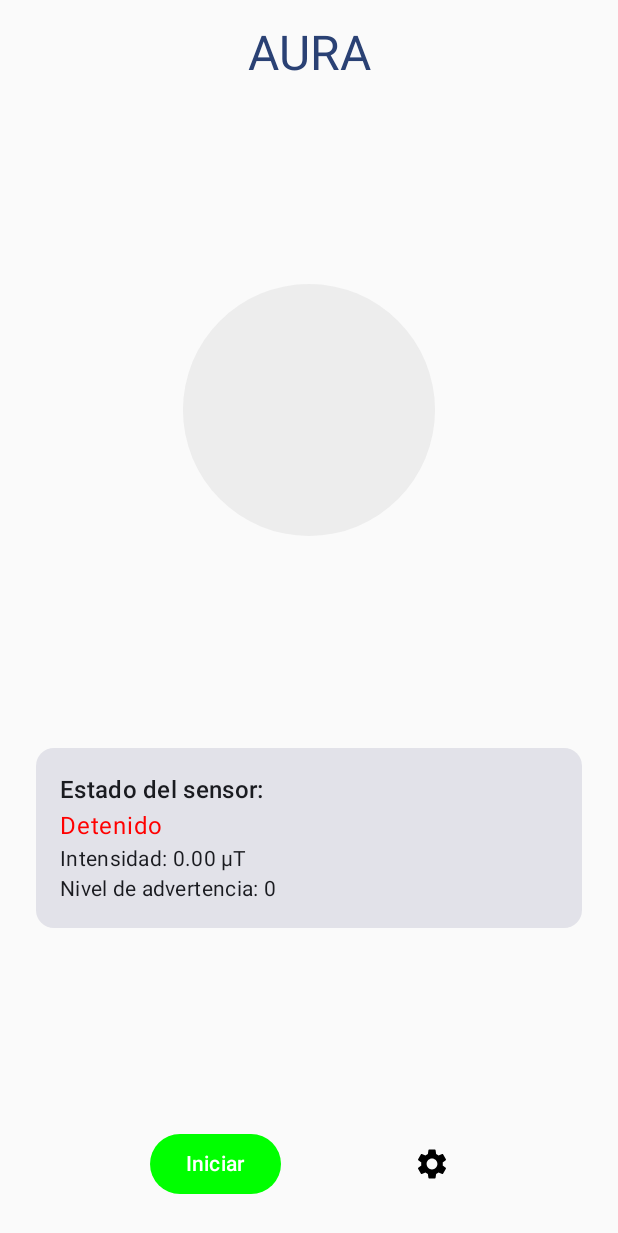
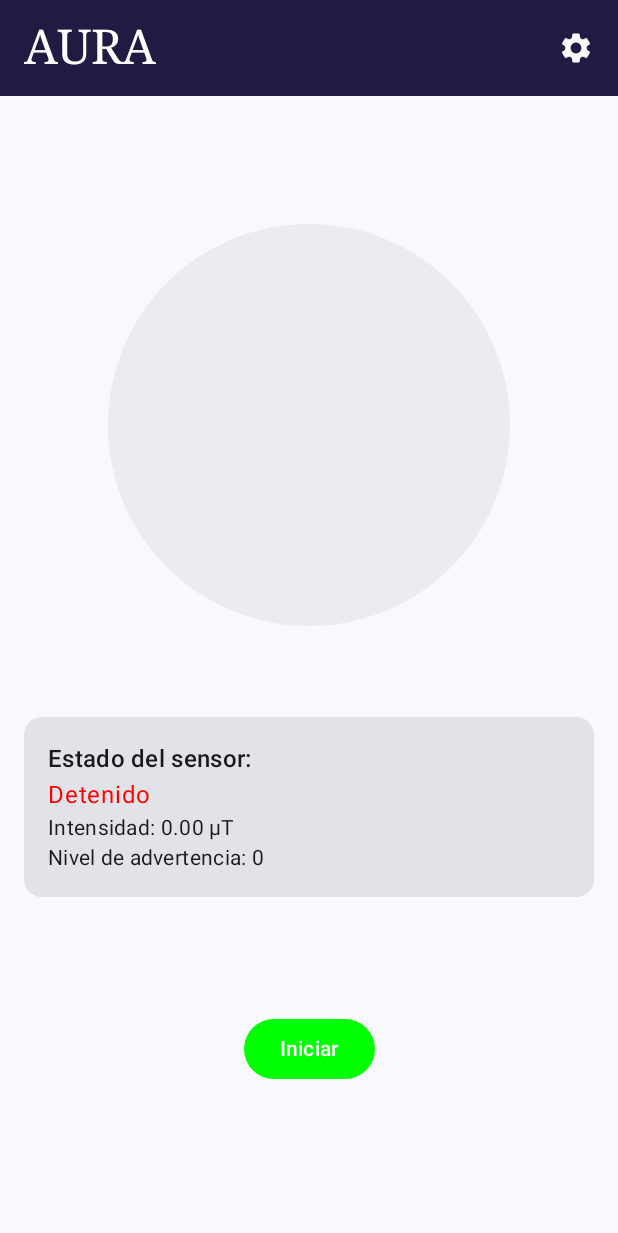
Before and after one commit to cam-mor/expoFisica-AURA, an Android app built with Jetpack Compose: the screen it shows after launch (MainActivity), on a phone screen of 412 x 824 dp. Shown: the top 1233 px of the screen. Run offline under Robolectric (Android 15) with nearby library versions, the phone set to English and light mode, and no system bars.

Commit message:
Se ha cambiado el aspecto de la pantalla principal y movido algunos íconos para mas orden.

```diff
--- a/app/src/main/java/com/roamoralesgonzalez/aura/MainActivity.kt
+++ b/app/src/main/java/com/roamoralesgonzalez/aura/MainActivity.kt
@@ -30,6 +30,9 @@ import androidx.compose.material.icons.filled.Settings
 import androidx.compose.material3.Icon
 import androidx.compose.material3.IconButton
 import com.roamoralesgonzalez.aura.ui.screens.SettingsScreen
+import androidx.compose.ui.text.font.FontFamily
+import androidx.compose.foundation.layout.Arrangement.spacedBy
+import androidx.compose.foundation.layout.Arrangement.Center
 
 class MainActivity : ComponentActivity() {
     private val _magneticStrength = MutableStateFlow(0f)
@@ -105,6 +108,7 @@ private fun MainContent(
     }
 }
 
+@OptIn(ExperimentalMaterial3Api::class)
 @Composable
 fun MainScreen(
     modifier: Modifier = Modifier,
@@ -132,34 +136,54 @@ fun MainScreen(
         }
     }
 
+    Scaffold(
+        topBar = {
+            TopAppBar(
+                title = {
+                    Text(
+                        text = "AURA",
+                        style = MaterialTheme.typography.headlineLarge.copy(
+                            fontFamily = FontFamily.Serif
+                        ),
+                        color = Color.White
+                    )
+                },
+                actions = {
+                    IconButton(onClick = onSettingsClick) {
+                        Icon(
+                            imageVector = Icons.Filled.Settings,
+                            contentDescription = "Configuración",
+                            tint = Color.White
+                        )
+                    }
+                },
+                colors = TopAppBarDefaults.topAppBarColors(
+                    containerColor = Color(0xFF201B43)
+                )
+            )
+        }
+    ) { paddingValues ->
         Column(
             modifier = modifier
                 .fillMaxSize()
-            .padding(16.dp),
+                .padding(paddingValues),
             horizontalAlignment = Alignment.CenterHorizontally,
-        verticalArrangement = Arrangement.SpaceBetween
+            verticalArrangement = Arrangement.SpaceEvenly
         ) {
-        // Título
-        Text(
-            text = "AURA",
-            style = MaterialTheme.typography.headlineLarge,
-            color = MaterialTheme.colorScheme.primary
-        )
-
             // Indicador visual
             MagneticFieldIndicator(
                 strength = magneticStrength,
                 warningLevel = warningLevel,
                 modifier = Modifier
-                .size(200.dp)
-                .padding(16.dp)
+                    .size(300.dp)  // Tamaño reducido del círculo
+                    .padding(top = 32.dp)  // Espacio adicional arriba
             )
 
             // Estado actual
             Card(
                 modifier = Modifier
                     .fillMaxWidth()
-                .padding(8.dp)
+                    .padding(horizontal = 16.dp, vertical = 8.dp)  // Ajuste del padding vertical
             ) {
                 Column(
                     modifier = Modifier.padding(16.dp)
@@ -183,12 +207,13 @@ fun MainScreen(
                 }
             }
 
-        // Controles
-        Row(
+            // Botón centrado
+            Box(
                 modifier = Modifier
                     .fillMaxWidth()
-                .padding(8.dp),
-            horizontalArrangement = Arrangement.SpaceEvenly
+                    .padding(16.dp)
+                    .padding(bottom = 32.dp),  // Espacio adicional abajo
+                contentAlignment = Alignment.Center
             ) {
                 Button(
                     onClick = {
@@ -205,12 +230,6 @@ fun MainScreen(
                 ) {
                     Text(if (isMonitoring) "Detener" else "Iniciar")
                 }
-
-            IconButton(onClick = onSettingsClick) {
-                Icon(
-                    imageVector = Icons.Filled.Settings,
-                    contentDescription = "Configuración"
-                )
             }
         }
     }
```
Also changed, not shown: 2 other files. Lines whose indentation alone changed are shown as unchanged.
